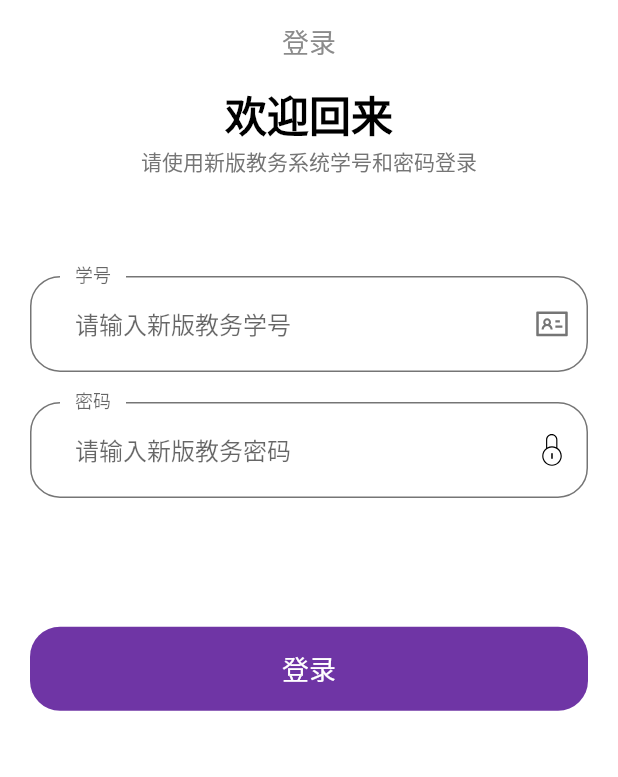
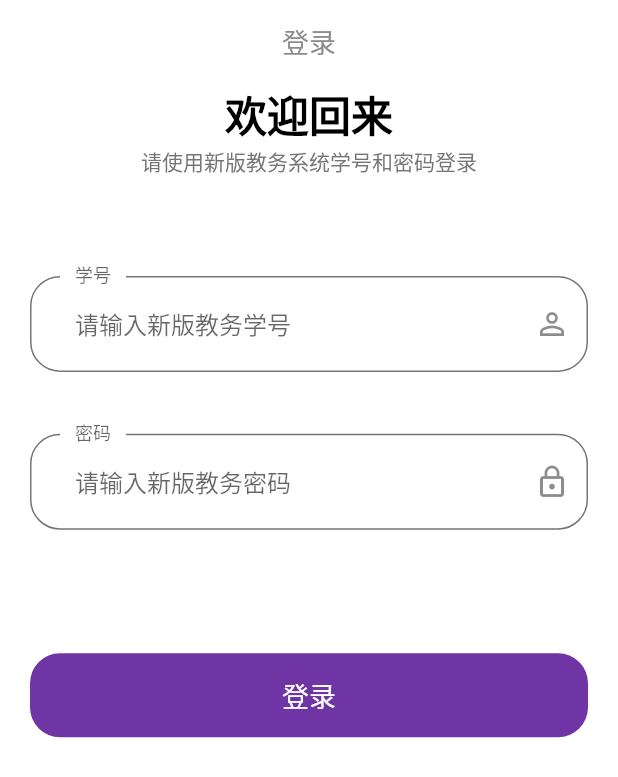
Before and after one commit to simonkimi/wust_flutter, a Flutter app: the screen it shows after launch, on a phone screen of 412 x 824 dp. Shown: the top 777 px of the screen. Run offline on Flutter 3.47's test engine with Material 2 defaults, Android fonts, the phone set to English and light mode, and no system bars; our stand-ins replace cookie_jar, dio, dio_cookie_manager, floor, sqflite; accounts and stored records are empty; generated files the repository leaves out were written again.

Commit message:
拆分组件

```diff
--- a/lib/main.dart
+++ b/lib/main.dart
@@ -1,6 +1,6 @@
 import 'package:flutter/material.dart';
-import 'package:wuster/pages/class_table.dart';
-import 'package:wuster/pages/login.dart';
+import 'file:///E:/Android-Project/project/wuster/lib/pages/class_table/class_table.dart';
+import 'file:///E:/Android-Project/project/wuster/lib/pages/login/login.dart';
 import 'package:wuster/constants.dart';
 
 void main() {
--- a/lib/pages/login.dart
+++ b/lib/pages/login/child_view/sign_form.dart
@@ -1,71 +1,7 @@
 import 'package:flutter/material.dart';
-import 'package:flutter_svg/flutter_svg.dart';
 import 'package:wuster/components/default_button.dart';
+import 'package:wuster/pages/class_table/class_table.dart';
 import 'package:wuster/constants.dart';
-
-import 'class_table.dart';
-
-
-class LoginPage extends StatelessWidget {
-  static String routeName = "login";
-
-  @override
-  Widget build(BuildContext context) {
-    return Scaffold(
-      appBar: buildAppBar(),
-      body: buildBody(),
-    );
-  }
-
-  Widget buildBody() {
-    return SafeArea(
-      child: Padding(
-        padding: const EdgeInsets.symmetric(horizontal: 20),
-        child: Column(
-          children: [
-            buildWelcome(),
-            SignForm(),
-          ],
-        ),
-      ),
-    );
-  }
-
-  Widget buildAppBar() {
-    return AppBar(
-      centerTitle: true,
-      backgroundColor: Colors.white,
-      elevation: 0,
-      title: Text(
-        "登录",
-        style: TextStyle(
-          fontSize: 18,
-          color: Color(0xFF8B8B8B),
-        ),
-      ),
-    );
-  }
-
-  Widget buildWelcome() {
-    return SizedBox(
-      width: double.infinity,
-      child: Column(
-        children: [
-          Text(
-            "欢迎回来",
-            style: TextStyle(
-                color: Colors.black, fontSize: 28, fontWeight: FontWeight.bold),
-          ),
-          Text(
-            "请使用新版教务系统学号和密码登录",
-            textAlign: TextAlign.center,
-            style: TextStyle(color: kTextColor),
-          )
-        ],
-      ),
-    );
-  }
-}
 
 class SignForm extends StatefulWidget {
   SignForm({Key key}) : super(key: key);
@@ -85,16 +21,15 @@ class _SignFormState extends State<SignForm> {
         children: [
           SizedBox(height: size.height * 0.08),
           buildUsernameField(),
-          SizedBox(height: 20),
+          SizedBox(height: size.height * 0.05),
           buildPasswordField(),
-          SizedBox(height: 20),
-          SizedBox(height: size.height * 0.08),
+          SizedBox(height: size.height * 0.1),
           DefaultButton(
             text: "登录",
             onPressed: () {
               Navigator.pushNamed(context, ClassTimeTablePage.routeName);
             },
-          )
+          ),
         ],
       ),
     );
@@ -120,7 +55,7 @@ class _SignFormState extends State<SignForm> {
         ),
         suffixIcon: Padding(
           padding: const EdgeInsets.all(12),
-          child: SvgPicture.asset("assets/icons/password.svg", height: 18),
+          child: Icon(Icons.lock_outline),
         ),
       ),
     );
@@ -145,7 +80,7 @@ class _SignFormState extends State<SignForm> {
         ),
         suffixIcon: Padding(
           padding: const EdgeInsets.all(12),
-          child: SvgPicture.asset("assets/icons/idcard.svg", height: 18),
+          child: Icon(Icons.person_outline),
         ),
       ),
     );
--- /dev/null
+++ b/lib/pages/login/child_view/welcome.dart
@@ -0,0 +1,25 @@
+import 'package:flutter/material.dart';
+import 'package:wuster/constants.dart';
+
+class Welcome extends StatelessWidget {
+  @override
+  Widget build(BuildContext context) {
+    return SizedBox(
+      width: double.infinity,
+      child: Column(
+        children: [
+          Text(
+            "欢迎回来",
+            style: TextStyle(
+                color: Colors.black, fontSize: 28, fontWeight: FontWeight.bold),
+          ),
+          Text(
+            "请使用新版教务系统学号和密码登录",
+            textAlign: TextAlign.center,
+            style: TextStyle(color: kTextColor),
+          )
+        ],
+      ),
+    );
+  }
+}
--- /dev/null
+++ b/lib/pages/login/login.dart
@@ -0,0 +1,45 @@
+import 'package:flutter/material.dart';
+import 'package:wuster/constants.dart';
+import 'package:wuster/pages/login/child_view/welcome.dart';
+import 'child_view/sign_form.dart';
+
+class LoginPage extends StatelessWidget {
+  static String routeName = "login";
+
+  @override
+  Widget build(BuildContext context) {
+    return Scaffold(
+      appBar: buildAppBar(),
+      body: buildBody(),
+    );
+  }
+
+  Widget buildBody() {
+    return SafeArea(
+      child: Padding(
+        padding: const EdgeInsets.symmetric(horizontal: 20),
+        child: Column(
+          children: [
+            Welcome(),
+            SignForm(),
+          ],
+        ),
+      ),
+    );
+  }
+
+  Widget buildAppBar() {
+    return AppBar(
+      centerTitle: true,
+      backgroundColor: Colors.white,
+      elevation: 0,
+      title: Text(
+        "登录",
+        style: TextStyle(
+          fontSize: 18,
+          color: Color(0xFF8B8B8B),
+        ),
+      ),
+    );
+  }
+}
```
Also changed, not shown: lib/constants.dart (+23 -26 lines), lib/pages/class_table.dart (deleted, +0 -202 lines), lib/pages/class_table/child_view/time_table_body.dart (added, +30 -0 lines), lib/pages/class_table/child_view/time_table_header.dart (added, +54 -0 lines), lib/pages/class_table/child_view/time_table_left.dart (added, +62 -0 lines), lib/pages/class_table/class_table.dart (added, +79 -0 lines), lib/util/date_util.dart (+4 -5 lines).
